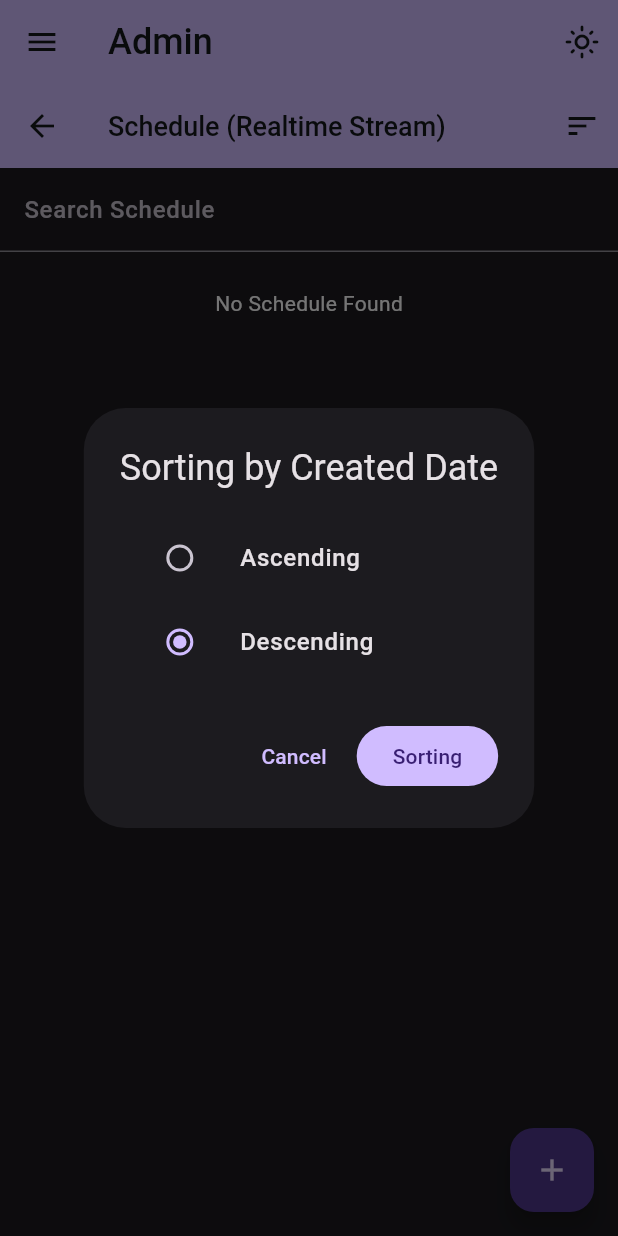
After one commit to gunantosteven/admin, a Flutter app: the ScheduleScreen screen opened by its route, after a tap on the "sort" icon, on a phone screen of 412 x 824 dp. The commit adds this screen. Run offline on Flutter 3.47's test engine with Material 3 defaults, Android fonts, the phone set to English and light mode, and no system bars; our stand-ins replace auto_route, dartz, equatable, flutter_dotenv, flutter_riverpod, freezed_annotation and 2 more; missing offline and left inert: widgetbook, widgetbook_annotation; accounts and stored records are empty; generated files the repository leaves out were written again.

Commit message:
add sort dialog

```diff
--- a/admin/lib/features/schedule/presentation/screens/schedule_screen.dart
+++ b/admin/lib/features/schedule/presentation/screens/schedule_screen.dart
@@ -2,7 +2,9 @@ import 'package:admin/features/schedule/application/delete_schedule_controller.d
 import 'package:admin/features/schedule/application/list_schedule_controller.dart';
 import 'package:admin/features/schedule/application/search_schedule_controller.dart';
 import 'package:admin/features/schedule/presentation/widgets/custom_list_schedule.dart';
+import 'package:admin/features/schedule/presentation/widgets/sort_dialog.dart';
 import 'package:admin/routes/app_route.dart';
+import 'package:admin/shared/widgets/custom_button.dart';
 import 'package:admin/shared/widgets/custom_loading.dart';
 import 'package:admin/shared/widgets/custom_snackbar.dart';
 import 'package:admin/shared/widgets/custom_text.dart';
@@ -68,6 +70,16 @@ class _ScheduleScreenState extends ConsumerState<ScheduleScreen> {
               : '(Realtime Stream)'),
           textType: TextType.H4,
         ),
+        actions: [
+          CustomButton(
+            onPressed: () {
+              showDialog(
+                  context: context, builder: (context) => const SortDialog());
+            },
+            buttonType: ButtonType.ICON,
+            icon: Icons.sort,
+          ),
+        ],
       ),
       body: Stack(
         children: [
--- /dev/null
+++ b/admin/lib/features/schedule/presentation/widgets/sort_dialog.dart
@@ -0,0 +1,59 @@
+import 'package:flutter/material.dart';
+
+class SortDialog extends StatefulWidget {
+  const SortDialog({
+    super.key,
+  });
+
+  @override
+  State<SortDialog> createState() => _SortDialogState();
+}
+
+class _SortDialogState extends State<SortDialog> {
+  int selectedOption = 2;
+
+  @override
+  Widget build(BuildContext context) {
+    return AlertDialog(
+      title: const Text('Sorting by Created Date'),
+      content: Column(mainAxisSize: MainAxisSize.min, children: [
+        ListTile(
+          title: const Text('Ascending'),
+          leading: Radio(
+            value: 1,
+            groupValue: selectedOption,
+            onChanged: (value) {
+              setState(() {
+                selectedOption = value!;
+              });
+            },
+          ),
+        ),
+        ListTile(
+          title: const Text('Descending'),
+          leading: Radio(
+            value: 2,
+            groupValue: selectedOption,
+            onChanged: (value) {
+              setState(() {
+                selectedOption = value!;
+              });
+            },
+          ),
+        ),
+      ]),
+      actions: <Widget>[
+        TextButton(
+          child: const Text('Cancel'),
+          onPressed: () => Navigator.of(context).pop(),
+        ),
+        FilledButton(
+          onPressed: () {
+            Navigator.of(context).pop();
+          },
+          child: const Text('Sorting'),
+        ),
+      ],
+    );
+  }
+}
```
